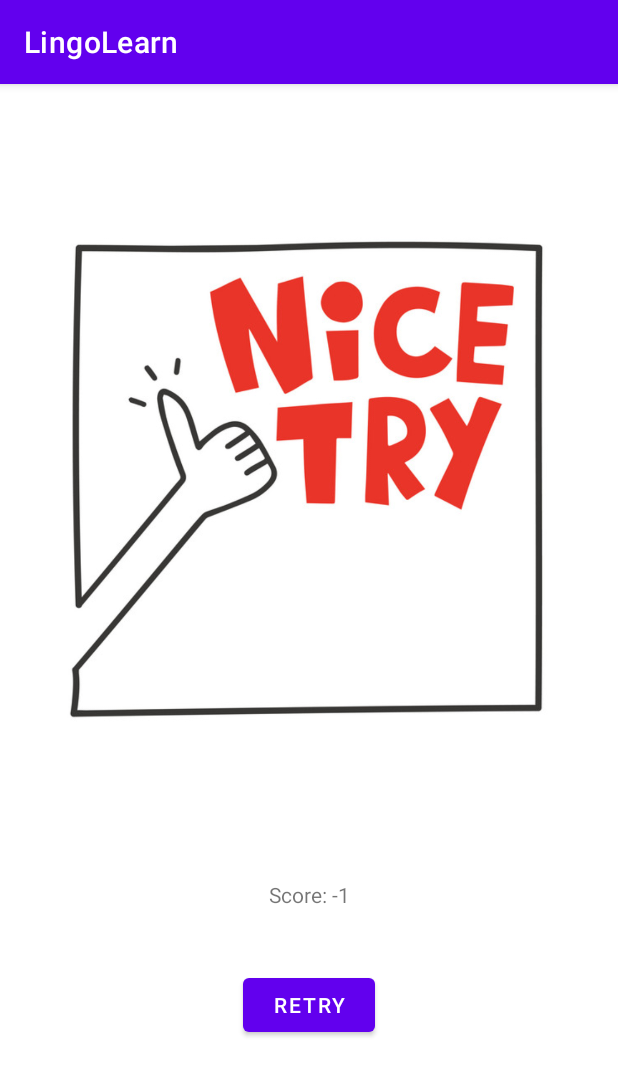
After one commit to kwteh/LingoLearn, an Android app: the QuizLoseActivity screen opened directly, with no data from a screen before it, on a phone screen of 412 x 824 dp. The commit adds this screen. Shown: the top 1076 px of the screen. Run offline under Robolectric (Android 15) with nearby library versions, the phone set to English and light mode, and no system bars.

Commit message:
3rd Commit

```diff
--- a/app/src/main/AndroidManifest.xml
+++ b/app/src/main/AndroidManifest.xml
@@ -12,6 +12,12 @@
         android:supportsRtl="true"
         android:theme="@style/Theme.LingoLearn"
         tools:targetApi="31">
+        <activity
+            android:name=".ui.quiz.QuizWonActivity"
+            android:exported="false" />
+        <activity
+            android:name=".ui.quiz.QuizLoseActivity"
+            android:exported="false" />
         <activity
             android:name=".ui.quiz.QuizActivity"
             android:exported="false" />
--- /dev/null
+++ b/app/src/main/java/com/example/lingolearn/ui/quiz/Quiz.kt
@@ -0,0 +1,6 @@
+package com.example.lingolearn.ui.quiz
+
+data class Quiz (
+    val text: String ?= null,
+    val answers: List<String> ?= null
+)
--- /dev/null
+++ b/app/src/main/java/com/example/lingolearn/ui/quiz/QuizLoseActivity.kt
@@ -0,0 +1,29 @@
+package com.example.lingolearn.ui.quiz
+
+import android.content.Intent
+import androidx.appcompat.app.AppCompatActivity
+import android.os.Bundle
+import android.widget.Button
+import android.widget.TextView
+import com.example.lingolearn.R
+
+class QuizLoseActivity : AppCompatActivity() {
+    override fun onCreate(savedInstanceState: Bundle?) {
+        super.onCreate(savedInstanceState)
+        setContentView(R.layout.activity_quiz_lose)
+
+        val score: Int = intent.getIntExtra("score", -1)
+        val scoreTxt : TextView = findViewById(R.id.scoreLoseTxt)
+        val txt = "Score: $score"
+
+        scoreTxt.text = txt
+
+        val tryAgainBtn : Button = findViewById(R.id.tryAgainBtn)
+        tryAgainBtn.setOnClickListener{
+            val intent = Intent(this, QuizActivity::class.java)
+            startActivity(intent)
+
+            finish()
+        }
+    }
+}
--- a/app/src/main/java/com/example/lingolearn/ui/register/RegisterActivity.kt
+++ b/app/src/main/java/com/example/lingolearn/ui/register/RegisterActivity.kt
@@ -53,8 +53,7 @@ class RegisterActivity : AppCompatActivity() {
                         database = FirebaseDatabase.getInstance().getReference("User")
                         database.child(userName).setValue(newUser).addOnSuccessListener {
 
-                            Toast.makeText(this, "Successfully Register!", Toast.LENGTH_SHORT)
-                                .show()
+                            Toast.makeText(this, "Successfully Register!", Toast.LENGTH_SHORT).show()
 
                         }.addOnFailureListener { exception ->
                             Toast.makeText(this, "Failure 1: ${exception.message}", Toast.LENGTH_SHORT).show()
--- a/app/src/main/res/layout/activity_home.xml
+++ b/app/src/main/res/layout/activity_home.xml
@@ -15,6 +15,7 @@
         android:layout_marginEnd="8dp"
         android:textAlignment="center"
         android:textSize="20sp"
+        android:text="HOME"
         app:layout_constraintEnd_toEndOf="parent"
         app:layout_constraintStart_toStartOf="parent"
         app:layout_constraintTop_toTopOf="parent"
--- a/app/src/main/res/layout/activity_quiz.xml
+++ b/app/src/main/res/layout/activity_quiz.xml
@@ -32,7 +32,7 @@
         android:layout_marginEnd="32dp"
         android:layout_marginBottom="16dp"
         android:fontFamily="sans-serif"
-        android:text="@{game.currentQuestion.text}"
+        android:text="@{game.currentQuiz.text}"
         android:textSize="30sp"
         android:textStyle="bold"
         android:typeface="normal"
--- /dev/null
+++ b/app/src/main/res/layout/activity_quiz_lose.xml
@@ -0,0 +1,36 @@
+<?xml version="1.0" encoding="utf-8"?>
+<androidx.constraintlayout.widget.ConstraintLayout xmlns:android="http://schemas.android.com/apk/res/android"
+    xmlns:app="http://schemas.android.com/apk/res-auto"
+    xmlns:tools="http://schemas.android.com/tools"
+    android:layout_width="match_parent"
+    android:layout_height="match_parent"
+    tools:context=".ui.quiz.QuizLoseActivity">
+
+    <ImageView
+        android:id="@+id/imageView4"
+        android:layout_width="match_parent"
+        android:layout_height="354dp"
+        app:layout_constraintBottom_toTopOf="@+id/scoreLoseTxt"
+        app:layout_constraintTop_toTopOf="parent"
+        app:srcCompat="@drawable/quiz_lose"
+        tools:layout_editor_absoluteX="0dp" />
+
+    <TextView
+        android:id="@+id/scoreLoseTxt"
+        android:layout_width="wrap_content"
+        android:layout_height="wrap_content"
+        android:layout_marginBottom="40dp"
+        app:layout_constraintBottom_toTopOf="@+id/tryAgainBtn"
+        app:layout_constraintEnd_toEndOf="parent"
+        app:layout_constraintStart_toStartOf="parent" />
+
+    <Button
+        android:id="@+id/tryAgainBtn"
+        android:layout_width="wrap_content"
+        android:layout_height="wrap_content"
+        android:layout_marginBottom="130dp"
+        android:text="@string/quiz_retry_button"
+        app:layout_constraintBottom_toBottomOf="parent"
+        app:layout_constraintEnd_toEndOf="parent"
+        app:layout_constraintStart_toStartOf="parent" />
+</androidx.constraintlayout.widget.ConstraintLayout>
--- a/app/src/main/res/values/strings.xml
+++ b/app/src/main/res/values/strings.xml
@@ -24,4 +24,6 @@
     <string name="hello_blank_fragment">Hello blank fragment</string>
     <string name="quiz_submit_btn">Submit</string>
     <string name="quiz_question_image_desc">Question Image</string>
+    <string name="quiz_return_button">Return</string>
+    <string name="quiz_retry_button">Retry</string>
 </resources>
```
Also changed, not shown: app/src/main/java/com/example/lingolearn/ui/login/LoginActivity.kt (+3 -11 lines), app/src/main/java/com/example/lingolearn/ui/quiz/QuizActivity.kt (+121 -2 lines), app/src/main/java/com/example/lingolearn/ui/quiz/QuizWonActivity.kt (added, +39 -0 lines), app/src/main/res/layout/activity_quiz_won.xml (added, +36 -0 lines), app/src/main/res/drawable/quiz_chinese.jpg (added), app/src/main/res/drawable/quiz_lose.jpg (added), app/src/main/res/drawable/quiz_win.png (added).
